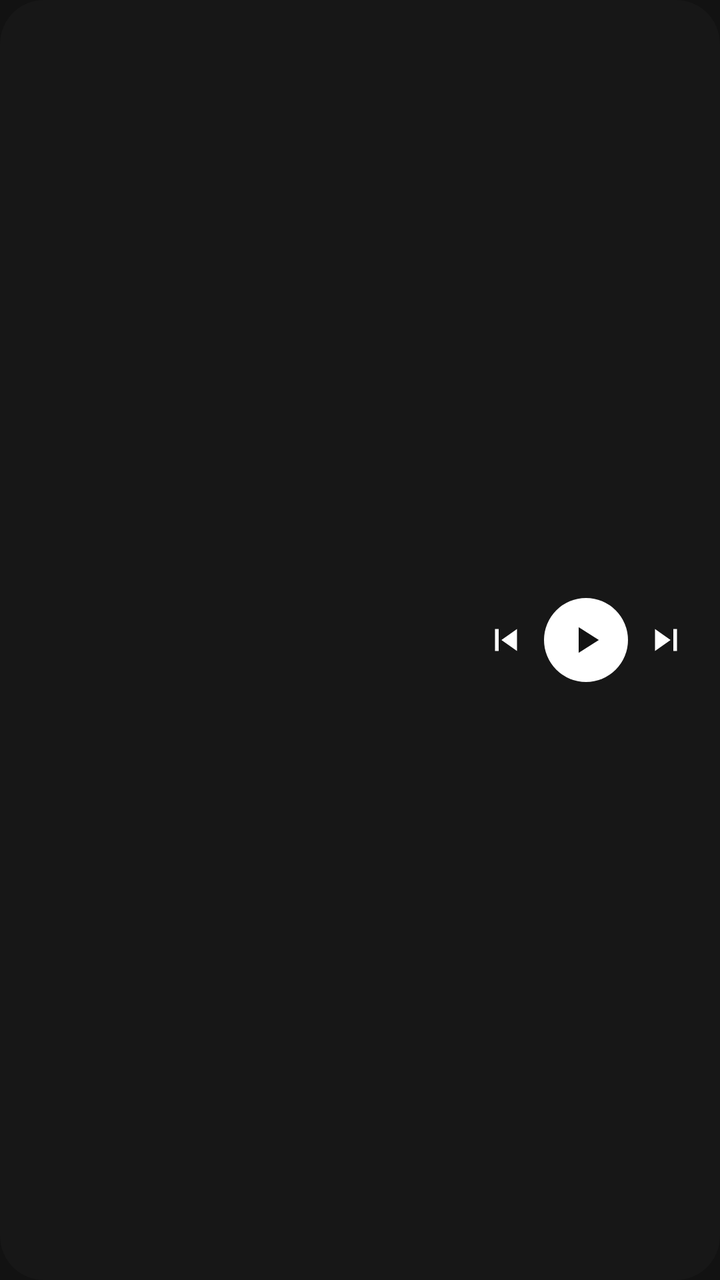
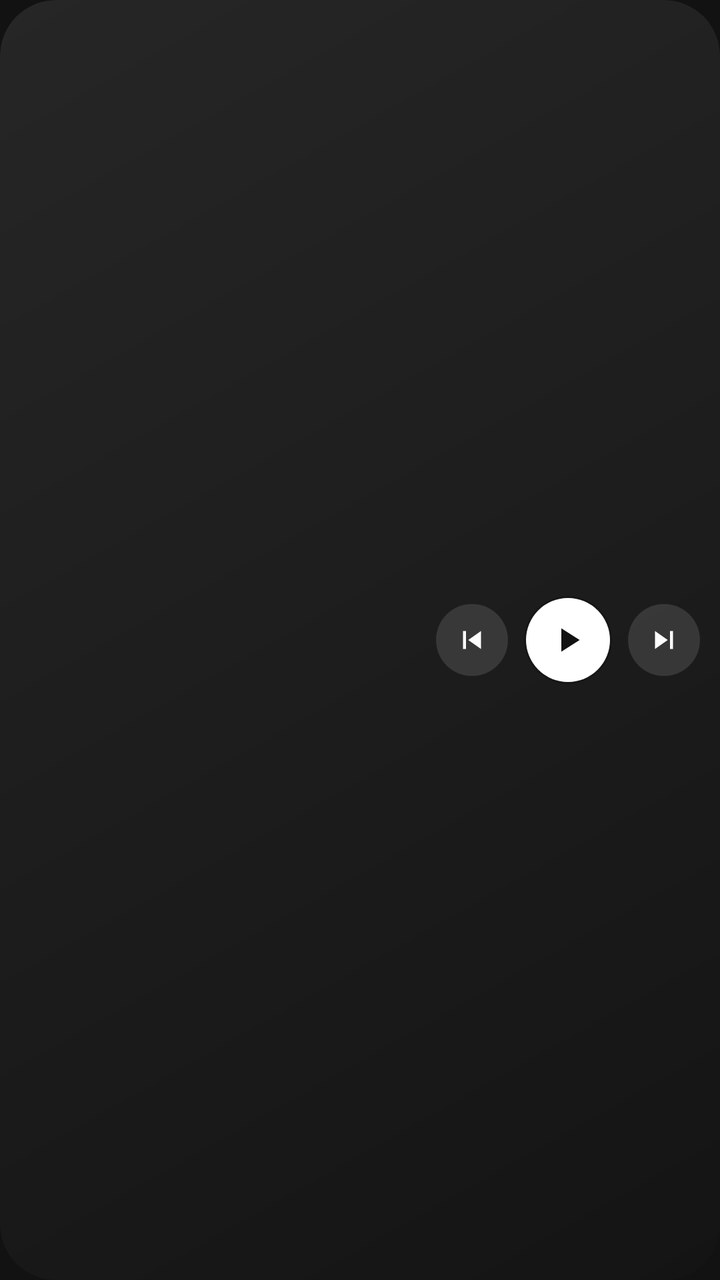

Before-and-after screenshots of an Android layout around one commit, followed by the original layout XML and the change that was made.
<!-- AndroidManifest.xml: application theme Theme.Murmur -->
<!-- res/layout/widget_wide.xml -->
<?xml version="1.0" encoding="utf-8"?>
<LinearLayout xmlns:android="http://schemas.android.com/apk/res/android"
    android:id="@+id/w_root" android:layout_width="match_parent" android:layout_height="match_parent"
    android:orientation="horizontal" android:gravity="center_vertical" android:background="@drawable/w_bg" android:padding="8dp">
    <ImageView android:id="@+id/w_art" android:layout_width="52dp" android:layout_height="52dp"
        android:scaleType="centerCrop" android:contentDescription="Cover" />
    <LinearLayout android:layout_width="0dp" android:layout_height="wrap_content" android:layout_weight="1"
        android:orientation="vertical" android:paddingStart="10dp" android:paddingEnd="4dp">
        <TextView android:id="@+id/w_title" android:layout_width="match_parent" android:layout_height="wrap_content"
            android:textColor="#FFFFFFFF" android:textSize="14sp" android:textStyle="bold" android:maxLines="1" android:ellipsize="end" />
        <TextView android:id="@+id/w_artist" android:layout_width="match_parent" android:layout_height="wrap_content"
            android:textColor="#FFB3B3B3" android:textSize="12sp" android:maxLines="1" android:ellipsize="end" />
    </LinearLayout>
    <ImageButton android:id="@+id/w_prev" android:layout_width="38dp" android:layout_height="38dp" android:src="@drawable/n_prev"
        android:background="@android:color/transparent" android:scaleType="centerInside" android:padding="8dp" android:contentDescription="Previous" />
    <ImageButton android:id="@+id/w_play" android:layout_width="42dp" android:layout_height="42dp" android:src="@drawable/n_play"
        android:background="@drawable/w_play_bg" android:tint="#FF121212" android:scaleType="centerInside" android:padding="10dp" android:contentDescription="Play" />
    <ImageButton android:id="@+id/w_next" android:layout_width="38dp" android:layout_height="38dp" android:src="@drawable/n_next"
        android:background="@android:color/transparent" android:scaleType="centerInside" android:padding="8dp" android:contentDescription="Next" />
</LinearLayout>
<!-- resources referenced by this layout -->
<resources>
  <!-- drawable n_next (drawable) -->
  <vector xmlns:android="http://schemas.android.com/apk/res/android" android:width="24dp" android:height="24dp" android:viewportWidth="24" android:viewportHeight="24">
      <path android:fillColor="#FFFFFFFF" android:pathData="M6,18l8.5,-6L6,6v12zM16,6v12h2V6h-2z"/>
  </vector>
  <!-- drawable n_play (drawable) -->
  <vector xmlns:android="http://schemas.android.com/apk/res/android" android:width="24dp" android:height="24dp" android:viewportWidth="24" android:viewportHeight="24">
      <path android:fillColor="#FFFFFFFF" android:pathData="M8,5v14l11,-7z"/>
  </vector>
  <!-- drawable n_prev (drawable) -->
  <vector xmlns:android="http://schemas.android.com/apk/res/android" android:width="24dp" android:height="24dp" android:viewportWidth="24" android:viewportHeight="24">
      <path android:fillColor="#FFFFFFFF" android:pathData="M6,6h2v12H6zM9.5,12l8.5,6V6z"/>
  </vector>
  <!-- drawable w_bg (drawable) -->
  <?xml version="1.0" encoding="utf-8"?>
  <shape xmlns:android="http://schemas.android.com/apk/res/android" android:shape="rectangle">
      <solid android:color="#F2181818" />
      <corners android:radius="22dp" />
  </shape>
  <!-- drawable w_play_bg (drawable) -->
  <?xml version="1.0" encoding="utf-8"?>
  <shape xmlns:android="http://schemas.android.com/apk/res/android" android:shape="oval">
      <solid android:color="#FFFFFFFF" />
  </shape>
  <style name="Theme.Murmur" parent="@android:style/Theme.DeviceDefault.NoActionBar">
          <item name="android:windowBackground">@color/murmur_bg</item>
          <item name="android:statusBarColor">@color/murmur_bg</item>
          <item name="android:navigationBarColor">@color/murmur_bg</item>
          <item name="android:windowLightStatusBar">false</item>
      </style>
  <color name="murmur_bg">#121212</color>
</resources>

<!-- the commit's change to res/layout/widget_wide.xml (unified diff, before → after) -->
@@ -1,20 +1,23 @@
 <?xml version="1.0" encoding="utf-8"?>
 <LinearLayout xmlns:android="http://schemas.android.com/apk/res/android"
     android:id="@+id/w_root" android:layout_width="match_parent" android:layout_height="match_parent"
-    android:orientation="horizontal" android:gravity="center_vertical" android:background="@drawable/w_bg" android:padding="8dp">
-    <ImageView android:id="@+id/w_art" android:layout_width="52dp" android:layout_height="52dp"
+    android:orientation="horizontal" android:gravity="center_vertical" android:background="@drawable/w_bg"
+    android:clipToOutline="true" android:paddingStart="10dp" android:paddingEnd="10dp" android:paddingTop="8dp" android:paddingBottom="8dp">
+    <ImageView android:id="@+id/w_art" android:layout_width="54dp" android:layout_height="54dp"
         android:scaleType="centerCrop" android:contentDescription="Cover" />
     <LinearLayout android:layout_width="0dp" android:layout_height="wrap_content" android:layout_weight="1"
-        android:orientation="vertical" android:paddingStart="10dp" android:paddingEnd="4dp">
+        android:orientation="vertical" android:paddingStart="12dp" android:paddingEnd="6dp">
         <TextView android:id="@+id/w_title" android:layout_width="match_parent" android:layout_height="wrap_content"
-            android:textColor="#FFFFFFFF" android:textSize="14sp" android:textStyle="bold" android:maxLines="1" android:ellipsize="end" />
-        <TextView android:id="@+id/w_artist" android:layout_width="match_parent" android:layout_height="wrap_content"
-            android:textColor="#FFB3B3B3" android:textSize="12sp" android:maxLines="1" android:ellipsize="end" />
+            android:textColor="#FFFFFFFF" android:textSize="15sp" android:textStyle="bold" android:maxLines="1" android:ellipsize="end"
+            android:fontFamily="sans-serif-medium" />
+        <TextView android:id="@+id/w_artist" android:layout_width="match_parent" android:layout_height="wrap_content" android:layout_marginTop="1dp"
+            android:textColor="#B3FFFFFF" android:textSize="12.5sp" android:maxLines="1" android:ellipsize="end" />
     </LinearLayout>
-    <ImageButton android:id="@+id/w_prev" android:layout_width="38dp" android:layout_height="38dp" android:src="@drawable/n_prev"
-        android:background="@android:color/transparent" android:scaleType="centerInside" android:padding="8dp" android:contentDescription="Previous" />
-    <ImageButton android:id="@+id/w_play" android:layout_width="42dp" android:layout_height="42dp" android:src="@drawable/n_play"
-        android:background="@drawable/w_play_bg" android:tint="#FF121212" android:scaleType="centerInside" android:padding="10dp" android:contentDescription="Play" />
-    <ImageButton android:id="@+id/w_next" android:layout_width="38dp" android:layout_height="38dp" android:src="@drawable/n_next"
-        android:background="@android:color/transparent" android:scaleType="centerInside" android:padding="8dp" android:contentDescription="Next" />
+    <ImageButton android:id="@+id/w_prev" android:layout_width="36dp" android:layout_height="36dp" android:src="@drawable/n_prev"
+        android:background="@drawable/w_btn_bg" android:scaleType="centerInside" android:padding="9dp" android:contentDescription="Previous" />
+    <ImageButton android:id="@+id/w_play" android:layout_width="44dp" android:layout_height="44dp" android:layout_marginStart="8dp" android:layout_marginEnd="8dp"
+        android:src="@drawable/n_play" android:background="@drawable/w_play_bg" android:tint="#FF121212" android:scaleType="centerInside"
+        android:padding="12dp" android:contentDescription="Play" />
+    <ImageButton android:id="@+id/w_next" android:layout_width="36dp" android:layout_height="36dp" android:src="@drawable/n_next"
+        android:background="@drawable/w_btn_bg" android:scaleType="centerInside" android:padding="9dp" android:contentDescription="Next" />
 </LinearLayout>
<!-- resource entries referenced after the edit -->
@@ -15,20 +15,27 @@
   <!-- drawable w_bg (drawable) -->
   <?xml version="1.0" encoding="utf-8"?>
   <shape xmlns:android="http://schemas.android.com/apk/res/android" android:shape="rectangle">
-      <solid android:color="#F2181818" />
-      <corners android:radius="22dp" />
+      <gradient android:angle="315" android:startColor="#FF262626" android:endColor="#FF141414" />
+      <corners android:radius="@dimen/w_radius" />
+  </shape>
+  <!-- drawable w_btn_bg (drawable) -->
+  <?xml version="1.0" encoding="utf-8"?>
+  <shape xmlns:android="http://schemas.android.com/apk/res/android" android:shape="oval">
+      <solid android:color="#1FFFFFFF" />
   </shape>
   <!-- drawable w_play_bg (drawable) -->
   <?xml version="1.0" encoding="utf-8"?>
-  <shape xmlns:android="http://schemas.android.com/apk/res/android" android:shape="oval">
-      <solid android:color="#FFFFFFFF" />
-  </shape>
+  <layer-list xmlns:android="http://schemas.android.com/apk/res/android">
+      <item><shape android:shape="oval"><solid android:color="#33000000" /></shape></item>
+      <item android:top="1dp" android:left="1dp" android:right="1dp" android:bottom="1dp"><shape android:shape="oval"><solid android:color="#FFFFFFFF" /></shape></item>
+  </layer-list>
   <style name="Theme.Murmur" parent="@android:style/Theme.DeviceDefault.NoActionBar">
           <item name="android:windowBackground">@color/murmur_bg</item>
           <item name="android:statusBarColor">@color/murmur_bg</item>
           <item name="android:navigationBarColor">@color/murmur_bg</item>
           <item name="android:windowLightStatusBar">false</item>
       </style>
+  <dimen name="w_radius">24dp</dimen>
   <color name="murmur_bg">#121212</color>
 </resources>
 
